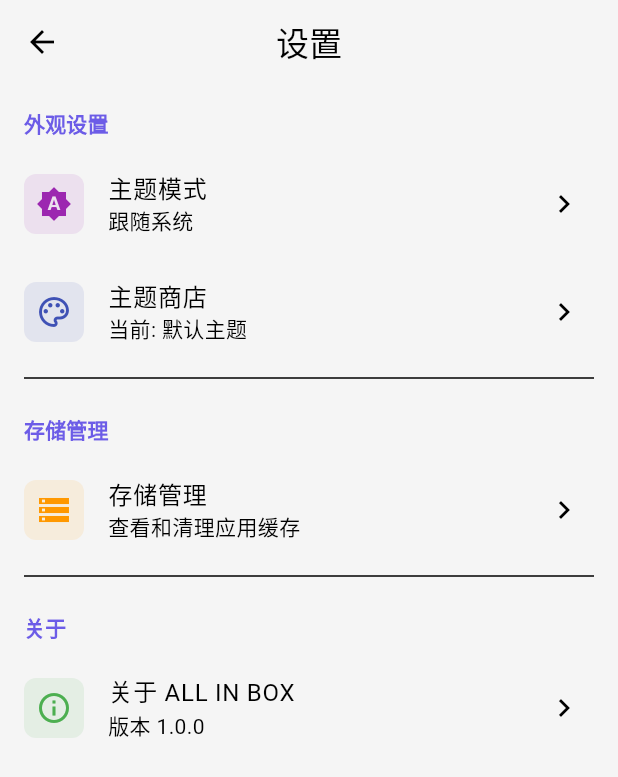
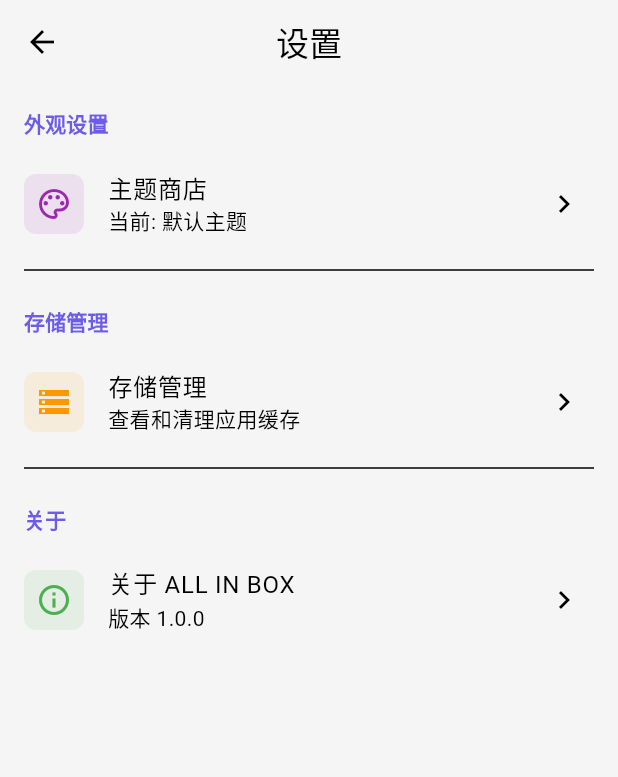
Before and after one commit to Lisir2002/ALLINBOX, a Flutter app: the screen it shows after launch, scrolled down 173 dp, after a tap on the "settings" icon, on a phone screen of 412 x 824 dp. Shown: the top 777 px of the screen. Run offline on Flutter 3.47's test engine with Material 3 defaults, Android fonts, the light colour scheme and no system bars; our stand-ins replace permission_handler.

Commit message:
融合主题商店：统一主题管理，移除ThemeMode，支持全局主题切换

```diff
--- a/lib/app.dart
+++ b/lib/app.dart
@@ -12,7 +12,6 @@ class MyApp extends StatefulWidget {
 
 class _MyAppState extends State<MyApp> {
   final ThemeService _themeService = ThemeService();
-  ThemeMode _themeMode = ThemeMode.system;
   ThemePackage? _currentTheme;
   bool _isInitialized = false;
 
@@ -27,12 +26,6 @@ class _MyAppState extends State<MyApp> {
     setState(() {
       _currentTheme = _themeService.getCurrentTheme();
       _isInitialized = true;
-    });
-  }
-
-  void _changeThemeMode(ThemeMode mode) {
-    setState(() {
-      _themeMode = mode;
     });
   }
 
@@ -52,11 +45,7 @@ class _MyAppState extends State<MyApp> {
             child: Column(
               mainAxisAlignment: MainAxisAlignment.center,
               children: [
-                Icon(
-                  Icons.all_inclusive,
-                  size: 64,
-                  color: Theme.of(context).colorScheme.primary,
-                ),
+                Icon(Icons.all_inclusive, size: 64, color: Theme.of(context).colorScheme.primary),
                 const SizedBox(height: 16),
                 const Text('ALL IN BOX'),
                 const SizedBox(height: 16),
@@ -68,18 +57,13 @@ class _MyAppState extends State<MyApp> {
       );
     }
 
-    final lightTheme = _themeService.getThemeData(_currentTheme!, isDark: false);
-    final darkTheme = _themeService.getThemeData(_currentTheme!, isDark: true);
+    final themeData = _themeService.getThemeData(_currentTheme!);
 
     return MaterialApp(
       title: 'ALL IN BOX',
       debugShowCheckedModeBanner: false,
-      theme: lightTheme,
-      darkTheme: darkTheme,
-      themeMode: _themeMode,
+      theme: themeData,
       home: HomeScreen(
-        currentThemeMode: _themeMode,
-        onThemeChanged: _changeThemeMode,
         currentTheme: _currentTheme!,
         onThemeSelected: _changeTheme,
       ),
--- a/lib/models/theme_model.dart
+++ b/lib/models/theme_model.dart
@@ -1,4 +1,5 @@
 import 'dart:convert';
+import 'dart:ui';
 
 /// 主题包模型
 class ThemePackage {
@@ -84,6 +85,7 @@ class ThemeColors {
   final String onBackground;
   final String onSurface;
   final String onError;
+  final Brightness brightness;
 
   ThemeColors({
     required this.primary,
@@ -96,6 +98,7 @@ class ThemeColors {
     required this.onBackground,
     required this.onSurface,
     required this.onError,
+    this.brightness = Brightness.light,
   });
 
   factory ThemeColors.fromJson(Map<String, dynamic> json) {
@@ -110,6 +113,7 @@ class ThemeColors {
       onBackground: json['onBackground'] ?? '#000000',
       onSurface: json['onSurface'] ?? '#000000',
       onError: json['onError'] ?? '#FFFFFF',
+      brightness: json['brightness'] == 'dark' ? Brightness.dark : Brightness.light,
     );
   }
 
@@ -125,6 +129,7 @@ class ThemeColors {
       'onBackground': onBackground,
       'onSurface': onSurface,
       'onError': onError,
+      'brightness': brightness == Brightness.dark ? 'dark' : 'light',
     };
   }
 
@@ -140,7 +145,12 @@ class ThemeColors {
   /// 获取主色调的 Color 对象
   int get primaryColor => _hexToColor(primary);
   int get secondaryColor => _hexToColor(secondary);
-  int get backgroundColor => _hexToColor(background);
+  int get backgroundColorValue => _hexToColor(background);
   int get surfaceColor => _hexToColor(surface);
   int get errorColor => _hexToColor(error);
+  int get onPrimaryColor => _hexToColor(onPrimary);
+  int get onSecondaryColor => _hexToColor(onSecondary);
+  int get onBackgroundColor => _hexToColor(onBackground);
+  int get onSurfaceColor => _hexToColor(onSurface);
+  int get onErrorColor => _hexToColor(onError);
 }
--- a/lib/screens/home_screen.dart
+++ b/lib/screens/home_screen.dart
@@ -4,15 +4,11 @@ import 'placeholder_screen.dart';
 import 'settings_screen.dart';
 
 class HomeScreen extends StatefulWidget {
-  final ThemeMode currentThemeMode;
-  final Function(ThemeMode) onThemeChanged;
   final ThemePackage currentTheme;
   final Function(ThemePackage) onThemeSelected;
 
   const HomeScreen({
     super.key,
-    required this.currentThemeMode,
-    required this.onThemeChanged,
     required this.currentTheme,
     required this.onThemeSelected,
   });
@@ -107,8 +103,6 @@ class _HomeScreenState extends State<HomeScreen> with SingleTickerProviderStateM
                     context,
                     MaterialPageRoute(
                       builder: (context) => SettingsScreen(
-                        currentThemeMode: widget.currentThemeMode,
-                        onThemeChanged: widget.onThemeChanged,
                         currentTheme: widget.currentTheme,
                         onThemeSelected: widget.onThemeSelected,
                       ),
--- a/lib/screens/settings_screen.dart
+++ b/lib/screens/settings_screen.dart
@@ -1,44 +1,17 @@
 import 'package:flutter/material.dart';
 import '../models/theme_model.dart';
-import '../services/theme_service.dart';
 import 'theme_store/theme_store_screen.dart';
 import 'storage_screen.dart';
 
 class SettingsScreen extends StatelessWidget {
-  final ThemeMode currentThemeMode;
-  final Function(ThemeMode) onThemeChanged;
   final ThemePackage currentTheme;
   final Function(ThemePackage) onThemeSelected;
 
   const SettingsScreen({
     super.key,
-    required this.currentThemeMode,
-    required this.onThemeChanged,
     required this.currentTheme,
     required this.onThemeSelected,
   });
-
-  String _getThemeModeName(ThemeMode mode) {
-    switch (mode) {
-      case ThemeMode.system:
-        return '跟随系统';
-      case ThemeMode.light:
-        return '日间模式';
-      case ThemeMode.dark:
-        return '夜间模式';
-    }
-  }
-
-  IconData _getThemeModeIcon(ThemeMode mode) {
-    switch (mode) {
-      case ThemeMode.system:
-        return Icons.brightness_auto;
-      case ThemeMode.light:
-        return Icons.light_mode;
-      case ThemeMode.dark:
-        return Icons.dark_mode;
-    }
-  }
 
   @override
   Widget build(BuildContext context) {
@@ -51,7 +24,6 @@ class SettingsScreen extends StatelessWidget {
         children: [
           // 外观设置
           _buildSectionHeader(context, '外观设置'),
-          _buildThemeModeTile(context),
           _buildThemeStoreTile(context),
 
           const Divider(indent: 16, endIndent: 16),
@@ -111,19 +83,9 @@ class SettingsScreen extends StatelessWidget {
     );
   }
 
-  Widget _buildThemeModeTile(BuildContext context) {
-    return ListTile(
-      leading: _buildIconContainer(_getThemeModeIcon(currentThemeMode), Colors.purple),
-      title: const Text('主题模式'),
-      subtitle: Text(_getThemeModeName(currentThemeMode)),
-      trailing: const Icon(Icons.chevron_right),
-      onTap: () => _showThemeModeDialog(context),
-    );
-  }
-
   Widget _buildThemeStoreTile(BuildContext context) {
     return ListTile(
-      leading: _buildIconContainer(Icons.palette_outlined, Colors.indigo),
+      leading: _buildIconContainer(Icons.palette_outlined, Colors.purple),
       title: const Text('主题商店'),
       subtitle: Text('当前: ${currentTheme.name}'),
       trailing: const Icon(Icons.chevron_right),
@@ -140,40 +102,4 @@ class SettingsScreen extends StatelessWidget {
       },
     );
   }
-
-  void _showThemeModeDialog(BuildContext context) {
-    showDialog(
-      context: context,
-      builder: (dialogContext) {
-        return SimpleDialog(
-          title: const Text('选择主题模式'),
-          children: [
-            _buildThemeModeOption(dialogContext, ThemeMode.system, '跟随系统', Icons.brightness_auto),
-            _buildThemeModeOption(dialogContext, ThemeMode.light, '日间模式', Icons.light_mode),
-            _buildThemeModeOption(dialogContext, ThemeMode.dark, '夜间模式', Icons.dark_mode),
-          ],
-        );
-      },
-    );
-  }
-
-  Widget _buildThemeModeOption(BuildContext dialogContext, ThemeMode mode, String title, IconData icon) {
-    return SimpleDialogOption(
-      onPressed: () {
-        onThemeChanged(mode);
-        Navigator.pop(dialogContext);
-      },
-      child: Row(
-        children: [
-          Icon(icon, color: currentThemeMode == mode ? Colors.purple : null),
-          const SizedBox(width: 12),
-          Text(title),
-          if (currentThemeMode == mode) ...[
-            const Spacer(),
-            const Icon(Icons.check, color: Colors.purple),
-          ],
-        ],
-      ),
-    );
-  }
 }
--- a/lib/services/theme_service.dart
+++ b/lib/services/theme_service.dart
@@ -16,7 +16,7 @@ class ThemeService {
     ThemePackage(
       id: 'default',
       name: '默认主题',
-      description: 'ALL IN BOX 默认主题',
+      description: 'ALL IN BOX 默认浅色主题',
       author: '系统',
       version: '1.0.0',
       downloadUrl: '',
@@ -32,6 +32,31 @@ class ThemeService {
         onBackground: '#000000',
         onSurface: '#000000',
         onError: '#FFFFFF',
+        brightness: Brightness.light,
+      ),
+      isInstalled: true,
+      isBuiltIn: true,
+    ),
+    ThemePackage(
+      id: 'dark_default',
+      name: '暗夜主题',
+      description: 'ALL IN BOX 默认深色主题',
+      author: '系统',
+      version: '1.0.0',
+      downloadUrl: '',
+      previewUrl: '',
+      colors: ThemeColors(
+        primary: '#A29BFE',
+        secondary: '#55EFC4',
+        background: '#121212',
+        surface: '#1E1E1E',
+        error: '#FF7675',
+        onPrimary: '#000000',
+        onSecondary: '#000000',
+        onBackground: '#FFFFFF',
+        onSurface: '#FFFFFF',
+        onError: '#000000',
+        brightness: Brightness.dark,
       ),
       isInstalled: true,
       isBuiltIn: true,
@@ -55,6 +80,7 @@ class ThemeService {
         onBackground: '#2D3436',
         onSurface: '#2D3436',
         onError: '#FFFFFF',
+        brightness: Brightness.light,
       ),
       isInstalled: true,
       isBuiltIn: true,
@@ -78,6 +104,7 @@ class ThemeService {
         onBackground: '#2D3436',
         onSurface: '#2D3436',
         onError: '#FFFFFF',
+        brightness: Brightness.light,
       ),
       isInstalled: true,
       isBuiltIn: true,
@@ -133,8 +160,9 @@ class ThemeService {
   }
 
   /// 根据主题包生成 ThemeData
-  ThemeData getThemeData(ThemePackage themePackage, {bool isDark = false}) {
+  ThemeData getThemeData(ThemePackage themePackage) {
     final colors = themePackage.colors;
+    final isDark = colors.brightness == Brightness.dark;
 
     if (isDark) {
       return ThemeData(
@@ -143,12 +171,12 @@ class ThemeService {
         colorScheme: ColorScheme.dark(
           primary: Color(colors.primaryColor),
           secondary: Color(colors.secondaryColor),
-          surface: const Color(0xFF1E1E1E),
+          surface: Color(colors.surfaceColor),
           error: Color(colors.errorColor),
-          onPrimary: Color(int.parse(colors.onPrimary.replaceAll('#', '0xFF'))),
-          onSecondary: Color(int.parse(colors.onSecondary.replaceAll('#', '0xFF'))),
-          onSurface: Colors.white,
-          onError: Color(int.parse(colors.onError.replaceAll('#', '0xFF'))),
+          onPrimary: Color(colors.onPrimaryColor),
+          onSecondary: Color(colors.onSecondaryColor),
+          onSurface: Color(colors.onSurfaceColor),
+          onError: Color(colors.onErrorColor),
         ),
         appBarTheme: const AppBarTheme(
           centerTitle: true,
@@ -165,11 +193,11 @@ class ThemeService {
         secondary: Color(colors.secondaryColor),
         surface: Color(colors.surfaceColor),
         error: Color(colors.errorColor),
-        onPrimary: Color(int.parse(colors.onPrimary.replaceAll('#', '0xFF'))),
-        onSecondary: Color(int.parse(colors.onSecondary.replaceAll('#', '0xFF'))),
-        onBackground: Color(int.parse(colors.onBackground.replaceAll('#', '0xFF'))),
-        onSurface: Color(int.parse(colors.onSurface.replaceAll('#', '0xFF'))),
-        onError: Color(int.parse(colors.onError.replaceAll('#', '0xFF'))),
+        onPrimary: Color(colors.onPrimaryColor),
+        onSecondary: Color(colors.onSecondaryColor),
+        onBackground: Color(colors.onBackgroundColor),
+        onSurface: Color(colors.onSurfaceColor),
+        onError: Color(colors.onErrorColor),
       ),
       appBarTheme: const AppBarTheme(
         centerTitle: true,
```
